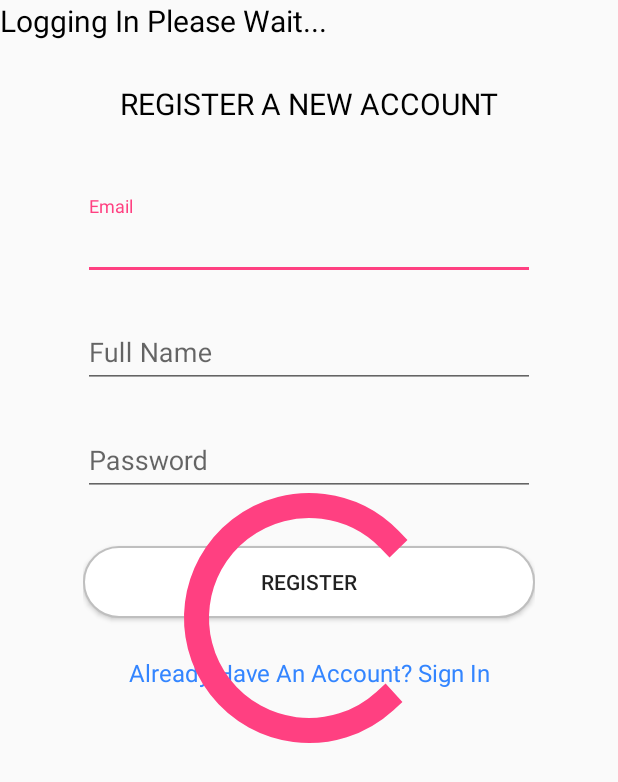
After one commit to 40183396/MohsBehaviourChangingAppProject, an Android app: the RegisterActivity screen opened directly, with no data from a screen before it, on a phone screen of 412 x 824 dp. The commit adds this screen. Shown: the top 782 px of the screen. Run offline under Robolectric (Android 15) with nearby library versions, the phone set to English and light mode, and no system bars.

Commit message:
Done Register Page

```diff
--- a/app/src/main/AndroidManifest.xml
+++ b/app/src/main/AndroidManifest.xml
@@ -25,6 +25,8 @@
         <activity android:name=".Search.SearchActivity"></activity>
         <activity android:name=".Share.ShareActivity"></activity>
         <activity android:name=".Profile.AccountSettingsActivity"></activity>
+        <activity android:name=".Login.LoginActivity" />
+        <activity android:name=".Login.RegisterActivity" />
     </application>
 
 </manifest>
--- a/app/src/main/java/com/napier/mohs/instagramclone/Likes/LikesActivity.java
+++ b/app/src/main/java/com/napier/mohs/instagramclone/Likes/LikesActivity.java
@@ -25,10 +25,10 @@ public class LikesActivity extends AppCompatActivity{
     @Override
     public void onCreate(@Nullable Bundle savedInstanceState) {
         super.onCreate(savedInstanceState);
-        setContentView(R.layout.activity_login);
+        setContentView(R.layout.activity_home);
         Log.d(TAG, "onCreate: started");
 
-        //setupBottomNavigationView();
+        setupBottomNavigationView();
     }
 
     /**
--- /dev/null
+++ b/app/src/main/java/com/napier/mohs/instagramclone/Login/LoginActivity.java
@@ -0,0 +1,23 @@
+package com.napier.mohs.instagramclone.Login;
+
+import android.os.Bundle;
+import android.support.annotation.Nullable;
+import android.support.v7.app.AppCompatActivity;
+import android.util.Log;
+
+import com.napier.mohs.instagramclone.R;
+
+/**
+ * Created by Mohs on 17/03/2018.
+ */
+
+public class LoginActivity extends AppCompatActivity {
+    private static final String TAG = "LoginActivity";
+
+    @Override
+    protected void onCreate(@Nullable Bundle savedInstanceState) {
+        super.onCreate(savedInstanceState);
+        setContentView(R.layout.activity_login);
+        Log.d(TAG, "onCreate: started login");
+    }
+}
--- /dev/null
+++ b/app/src/main/java/com/napier/mohs/instagramclone/Login/RegisterActivity.java
@@ -0,0 +1,23 @@
+package com.napier.mohs.instagramclone.Login;
+
+import android.os.Bundle;
+import android.support.annotation.Nullable;
+import android.support.v7.app.AppCompatActivity;
+import android.util.Log;
+
+import com.napier.mohs.instagramclone.R;
+
+/**
+ * Created by Mohs on 17/03/2018.
+ */
+
+public class RegisterActivity extends AppCompatActivity {
+    private static final String TAG = "LoginActivity";
+
+    @Override
+    protected void onCreate(@Nullable Bundle savedInstanceState) {
+        super.onCreate(savedInstanceState);
+        setContentView(R.layout.activity_register);
+        Log.d(TAG, "onCreate: started register");
+    }
+}
--- a/app/src/main/res/layout/activity_register.xml
+++ b/app/src/main/res/layout/activity_register.xml
@@ -1,6 +1,104 @@
 <?xml version="1.0" encoding="utf-8"?>
-<android.support.constraint.ConstraintLayout
-    xmlns:android="http://schemas.android.com/apk/res/android" android:layout_width="match_parent"
+<RelativeLayout
+    xmlns:android="http://schemas.android.com/apk/res/android"
+    android:layout_width="match_parent"
     android:layout_height="match_parent">
 
-</android.support.constraint.ConstraintLayout>
+    <LinearLayout
+        android:layout_width="match_parent"
+        android:layout_height="wrap_content"
+        android:orientation="vertical"
+        android:padding="55dp"
+        android:paddingLeft="25dp"
+        android:paddingRight="25dp">
+
+        <TextView
+            android:layout_width="match_parent"
+            android:layout_height="wrap_content"
+            android:text="REGISTER A NEW ACCOUNT"
+            android:textSize="20sp"
+            android:textColor="@color/black"
+            android:gravity="center_horizontal"
+            android:layout_marginBottom="40dp"
+            />
+
+        <android.support.design.widget.TextInputLayout
+            android:layout_width="match_parent"
+            android:layout_height="wrap_content"
+            android:layout_marginTop="8dp"
+            android:layout_marginBottom="8dp">
+
+            <EditText
+                android:layout_width="match_parent"
+                android:layout_height="wrap_content"
+                android:inputType="textEmailAddress"
+                android:hint="Email"
+                android:id="@+id/input_email"/>
+        </android.support.design.widget.TextInputLayout>
+
+        <android.support.design.widget.TextInputLayout
+            android:layout_width="match_parent"
+            android:layout_height="wrap_content"
+            android:layout_marginTop="8dp"
+            android:layout_marginBottom="8dp">
+
+            <EditText
+                android:layout_width="match_parent"
+                android:layout_height="wrap_content"
+                android:inputType="text"
+                android:hint="Full Name"
+                android:id="@+id/input_username"/>
+        </android.support.design.widget.TextInputLayout>
+
+        <android.support.design.widget.TextInputLayout
+            android:layout_width="match_parent"
+            android:layout_height="wrap_content"
+            android:layout_marginTop="8dp"
+            android:layout_marginBottom="8dp">
+            <EditText
+                android:layout_width="match_parent"
+                android:layout_height="wrap_content"
+                android:inputType="textPassword"
+                android:hint="Password"
+                android:id="@+id/input_password"/>
+
+        </android.support.design.widget.TextInputLayout>
+
+        <android.support.v7.widget.AppCompatButton
+            android:layout_width="match_parent"
+            android:layout_height="wrap_content"
+            android:layout_marginBottom="25dp"
+            android:layout_marginTop="25dp"
+            android:text="Register"
+            android:id="@+id/button_register"
+            android:padding="12dp"
+            android:background="@drawable/white_rounded_button"/>
+
+        <TextView
+            android:layout_width="match_parent"
+            android:layout_height="wrap_content"
+            android:layout_marginBottom="25dp"
+            android:text="Already Have An Account? Sign In"
+            android:gravity="center"
+            android:textSize="16dp"
+            android:id="@+id/link_signup"
+            android:textColor="@color/link_blue"/>
+    </LinearLayout>
+
+    <ProgressBar
+        android:layout_width="200dp"
+        android:layout_height="200dp"
+        android:id="@+id/registerProgressBar"
+        android:layout_centerInParent="true"/>
+
+    <TextView
+        android:layout_width="wrap_content"
+        android:layout_height="wrap_content"
+        android:text="Logging In Please Wait..."
+        android:textColor="@color/black"
+        android:textSize="20sp"
+        android:layout_alignBottom="@id/loginProgressBar"
+        android:layout_alignRight="@id/loginProgressBar"
+        android:layout_alignLeft="@id/loginProgressBar"/>
+
+</RelativeLayout>
```
